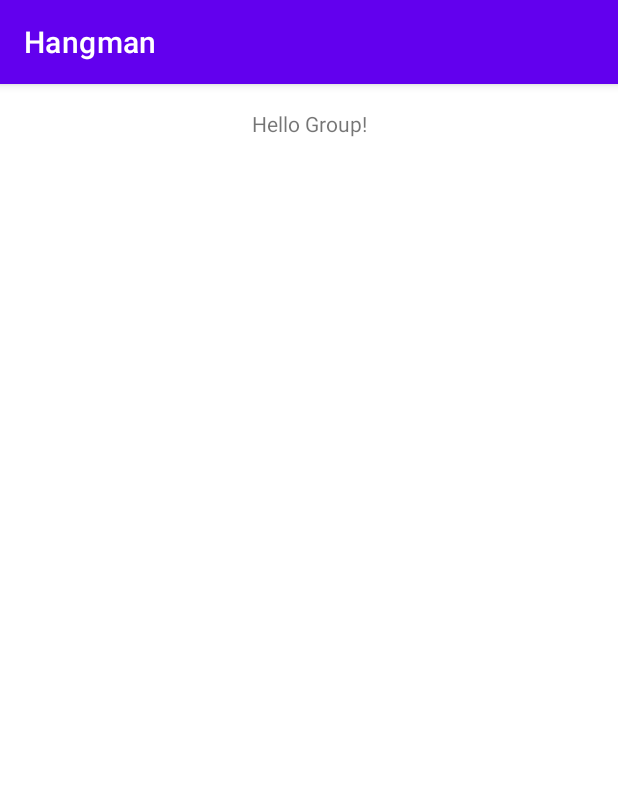
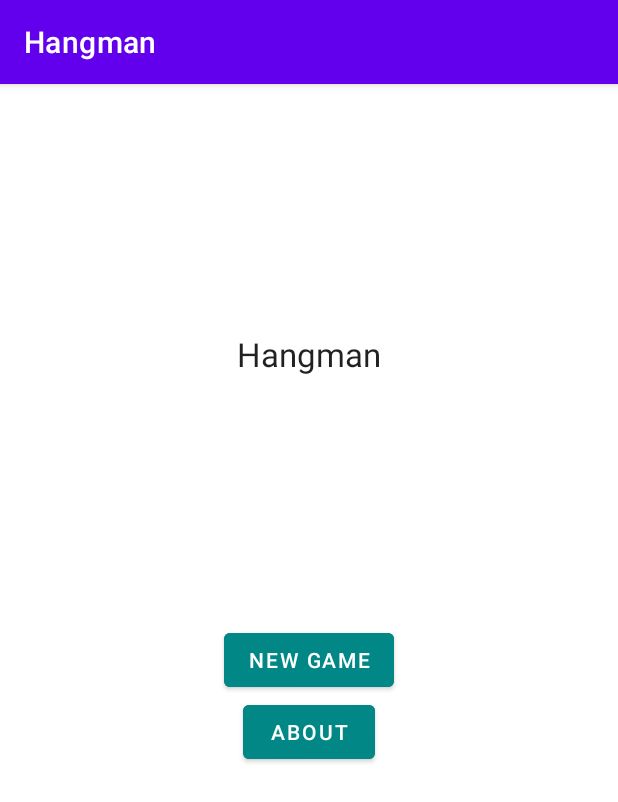
Before and after one commit to tahlly88/group3_mobile_app_dev, an Android app: the screen it shows after launch (MainActivity), on a phone screen of 412 x 824 dp. Shown: the top 802 px of the screen. Run offline under Robolectric (Android 15) with nearby library versions, the phone set to English and light mode, and no system bars.

Commit message:
added some buttons to activity_main.xml and some constraints

```diff
--- a/app/src/main/java/com/groupprojects/hangman/MainActivity.java
+++ b/app/src/main/java/com/groupprojects/hangman/MainActivity.java
@@ -11,4 +11,5 @@ public class MainActivity extends AppCompatActivity {
         super.onCreate(savedInstanceState);
         setContentView(R.layout.activity_main);
     }
+
 }
--- a/app/src/main/res/layout/activity_main.xml
+++ b/app/src/main/res/layout/activity_main.xml
@@ -6,14 +6,43 @@
     android:layout_height="match_parent"
     tools:context=".MainActivity">
 
-    <TextView
+    <Button
+        android:id="@+id/new_game_button"
         android:layout_width="wrap_content"
         android:layout_height="wrap_content"
-        android:text="Hello Group!"
+        android:rotationX="0"
+        android:backgroundTint="@color/teal_700"
+        android:text="@string/new_game"
         app:layout_constraintBottom_toBottomOf="parent"
-        app:layout_constraintLeft_toLeftOf="parent"
-        app:layout_constraintRight_toRightOf="parent"
-        app:layout_constraintTop_toTopOf="parent"
-        app:layout_constraintVertical_bias="0.022" />
+        app:layout_constraintEnd_toEndOf="parent"
+        app:layout_constraintStart_toStartOf="parent"
+        app:layout_constraintTop_toTopOf="parent" />
 
+    <Button
+        android:id="@+id/about_button"
+        android:layout_width="wrap_content"
+        android:layout_height="wrap_content"
+        android:text="@string/about"
+        android:backgroundTint="@color/teal_700"
+        app:layout_constraintEnd_toEndOf="parent"
+        app:layout_constraintStart_toStartOf="parent"
+        app:layout_constraintTop_toBottomOf="@+id/new_game_button" />
+
+    <TextView
+        android:id="@+id/main_name"
+        android:layout_width="wrap_content"
+        android:layout_height="wrap_content"
+        android:text="@string/hangman"
+        android:textAppearance="@style/TextAppearance.AppCompat.Large"
+        app:layout_constraintBottom_toTopOf="@+id/new_game_button"
+        app:layout_constraintEnd_toEndOf="parent"
+        app:layout_constraintStart_toStartOf="parent"
+        app:layout_constraintTop_toTopOf="parent" />
+
+    <androidx.constraintlayout.widget.Guideline
+        android:id="@+id/guideline2"
+        android:layout_width="wrap_content"
+        android:layout_height="wrap_content"
+        android:orientation="vertical"
+        app:layout_constraintGuide_begin="20dp" />
 </androidx.constraintlayout.widget.ConstraintLayout>
--- a/app/src/main/res/values/strings.xml
+++ b/app/src/main/res/values/strings.xml
@@ -1,3 +1,6 @@
 <resources>
     <string name="app_name">Hangman</string>
+    <string name="about">About</string>
+    <string name="new_game">New Game</string>
+    <string name="hangman">Hangman</string>
 </resources>
--- a/app/src/main/res/values/themes.xml
+++ b/app/src/main/res/values/themes.xml
@@ -13,4 +13,8 @@
         <item name="android:statusBarColor" tools:targetApi="l">?attr/colorPrimaryVariant</item>
         <!-- Customize your theme here. -->
     </style>
+    <style name="Button.White" parent="ThemeOverlay.AppCompat">
+        <item name="colorAccent">@color/white</item>
+    </style>
+
 </resources>
--- a/build.gradle
+++ b/build.gradle
@@ -5,7 +5,7 @@ buildscript {
         mavenCentral()
     }
     dependencies {
-        classpath "com.android.tools.build:gradle:7.0.4"
+        classpath 'com.android.tools.build:gradle:7.1.2'
 
         // NOTE: Do not place your application dependencies here; they belong
         // in the individual module build.gradle files
```
Also changed, not shown: gradle/wrapper/gradle-wrapper.properties.
